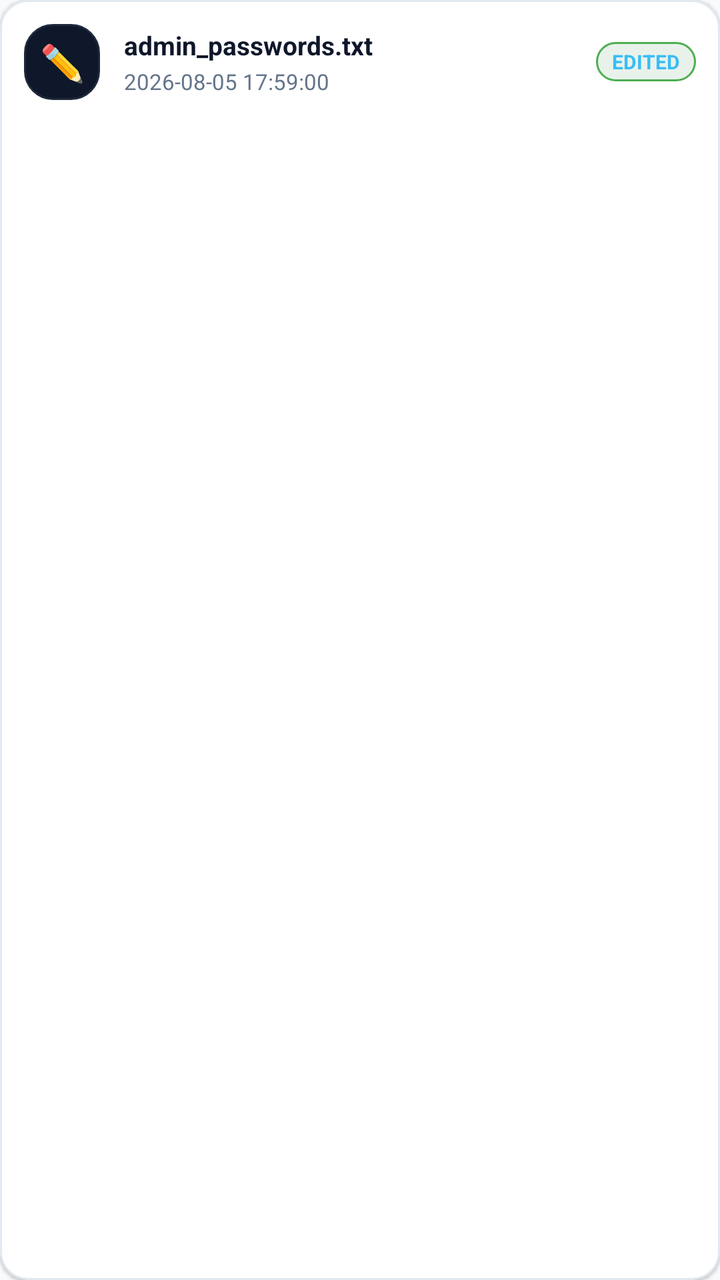
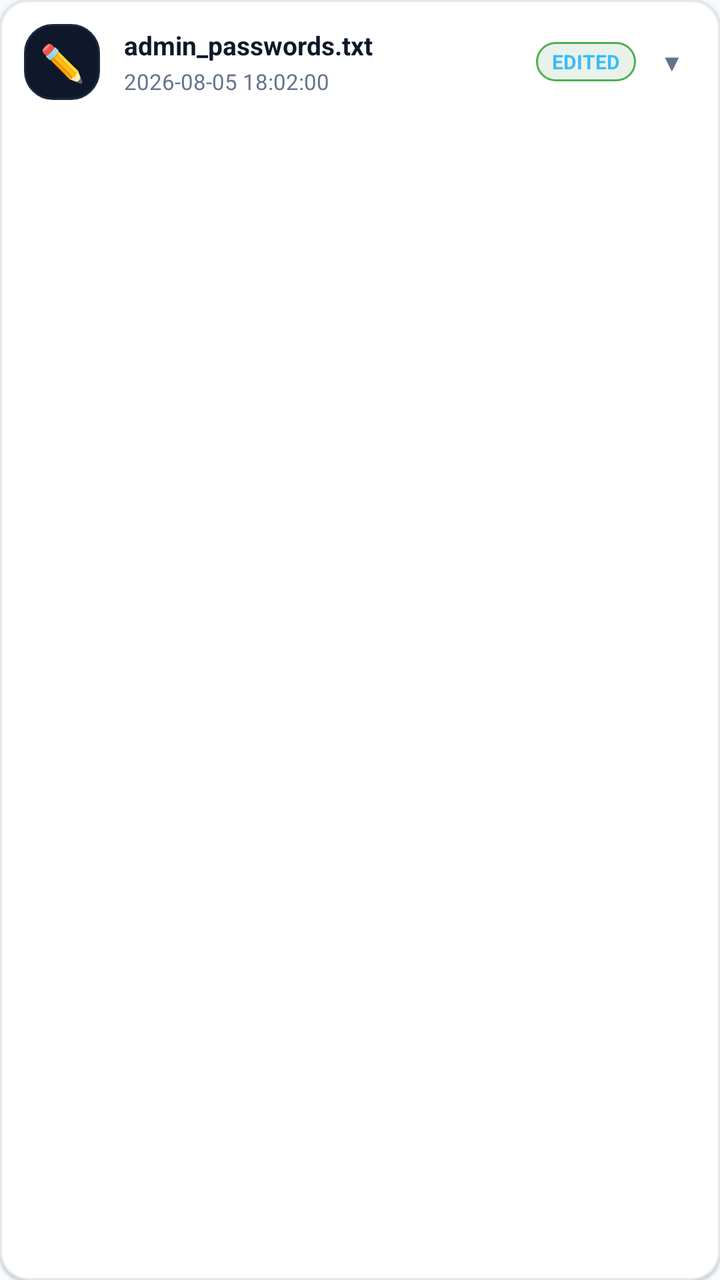

Screens rendered from an Android XML layout before and after an edit, with the pre-edit source and the edit as a unified diff.
<!-- AndroidManifest.xml: application theme Theme.HoneyfileSecurity -->
<!-- res/layout/item_directory_log.xml -->
<?xml version="1.0" encoding="utf-8"?>
<com.google.android.material.card.MaterialCardView xmlns:android="http://schemas.android.com/apk/res/android"
    xmlns:app="http://schemas.android.com/apk/res-auto"
    android:layout_width="match_parent"
    android:layout_height="wrap_content"
    android:layout_marginHorizontal="4dp"
    android:layout_marginVertical="4dp"
    app:cardBackgroundColor="?attr/appCardColor"
    app:cardCornerRadius="14dp"
    app:cardElevation="1dp"
    app:strokeColor="?attr/appCardStrokeColor"
    app:strokeWidth="1dp">

    <LinearLayout
        android:layout_width="match_parent"
        android:layout_height="wrap_content"
        android:orientation="horizontal"
        android:padding="12dp"
        android:gravity="center_vertical">

        
        <TextView
            android:id="@+id/tvCategoryIcon"
            android:layout_width="38dp"
            android:layout_height="38dp"
            android:text="✏️"
            android:textSize="18sp"
            android:gravity="center"
            android:background="@drawable/card_live_feed_bg" />

        <LinearLayout
            android:layout_width="0dp"
            android:layout_height="wrap_content"
            android:layout_weight="1"
            android:orientation="vertical"
            android:layout_marginStart="12dp">

            <TextView
                android:id="@+id/tvDirectoryFileName"
                android:layout_width="match_parent"
                android:layout_height="wrap_content"
                android:text="admin_passwords.txt"
                android:textColor="?attr/appTextColorPrimary"
                android:textSize="13sp"
                android:textStyle="bold"
                android:ellipsize="middle"
                android:singleLine="true" />

            <TextView
                android:id="@+id/tvDirectoryLogTime"
                android:layout_width="match_parent"
                android:layout_height="wrap_content"
                android:text="2026-08-05 17:59:00"
                android:textColor="?attr/appTextColorSecondary"
                android:textSize="11sp"
                android:layout_marginTop="2dp" />

        </LinearLayout>

        <TextView
            android:id="@+id/tvDirectoryEventType"
            android:layout_width="wrap_content"
            android:layout_height="wrap_content"
            android:text="EDITED"
            android:textColor="@color/primary_accent"
            android:textSize="10sp"
            android:textStyle="bold"
            android:paddingHorizontal="8dp"
            android:paddingVertical="3dp"
            android:background="@drawable/badge_rounded_green" />

    </LinearLayout>

</com.google.android.material.card.MaterialCardView>
<!-- resources referenced by this layout -->
<resources>
  <color name="primary_accent">#38BDF8</color>
  <!-- drawable badge_rounded_green (drawable) -->
  <?xml version="1.0" encoding="utf-8"?>
  <shape xmlns:android="http://schemas.android.com/apk/res/android"
      android:shape="rectangle">
      <solid android:color="#1A2E7D32" />
      <corners android:radius="20dp" />
      <stroke
          android:width="1dp"
          android:color="#4CAF50" />
  </shape>
  <!-- drawable card_live_feed_bg (drawable) -->
  <?xml version="1.0" encoding="utf-8"?>
  <shape xmlns:android="http://schemas.android.com/apk/res/android"
      android:shape="rectangle">
      <solid android:color="#0F172A" />
      <corners android:radius="14dp" />
      <stroke
          android:width="1dp"
          android:color="#1E293B" />
  </shape>
  <style name="Theme.HoneyfileSecurity" parent="Theme.Material3.DayNight.NoActionBar">
          <item name="colorPrimary">@color/primary_accent_light</item>
          <item name="colorOnPrimary">@color/white</item>
          <item name="colorSecondary">@color/teal_700</item>
          <item name="android:statusBarColor">@color/light_bg</item>
          <item name="android:windowBackground">@color/light_bg</item>
  
          
          <item name="appBackgroundColor">@color/light_bg</item>
          <item name="appCardColor">@color/light_card_bg</item>
          <item name="appCardStrokeColor">@color/light_card_stroke</item>
          <item name="appTextColorPrimary">@color/light_text_primary</item>
          <item name="appTextColorSecondary">@color/light_text_secondary</item>
      </style>
  <color name="primary_accent_light">#0284C7</color>
  <color name="white">#FFFFFFFF</color>
  <color name="teal_700">#FF018786</color>
  <color name="light_bg">#F8FAFC</color>
  <color name="light_card_bg">#FFFFFF</color>
  <color name="light_card_stroke">#E2E8F0</color>
  <color name="light_text_primary">#0F172A</color>
  <color name="light_text_secondary">#64748B</color>
</resources>

<!-- the commit's change to res/layout/item_directory_log.xml (unified diff, before → after) -->
@@ -14,60 +14,124 @@
     <LinearLayout
         android:layout_width="match_parent"
         android:layout_height="wrap_content"
-        android:orientation="horizontal"
-        android:padding="12dp"
-        android:gravity="center_vertical">
+        android:orientation="vertical">
 
         
-        <TextView
-            android:id="@+id/tvCategoryIcon"
-            android:layout_width="38dp"
-            android:layout_height="38dp"
-            android:text="✏️"
-            android:textSize="18sp"
-            android:gravity="center"
-            android:background="@drawable/card_live_feed_bg" />
+        <LinearLayout
+            android:id="@+id/llHeader"
+            android:layout_width="match_parent"
+            android:layout_height="wrap_content"
+            android:orientation="horizontal"
+            android:padding="12dp"
+            android:gravity="center_vertical">
 
-        <LinearLayout
-            android:layout_width="0dp"
-            android:layout_height="wrap_content"
-            android:layout_weight="1"
-            android:orientation="vertical"
-            android:layout_marginStart="12dp">
+            
+            <TextView
+                android:id="@+id/tvCategoryIcon"
+                android:layout_width="38dp"
+                android:layout_height="38dp"
+                android:text="✏️"
+                android:textSize="18sp"
+                android:gravity="center"
+                android:background="@drawable/card_live_feed_bg" />
+
+            <LinearLayout
+                android:layout_width="0dp"
+                android:layout_height="wrap_content"
+                android:layout_weight="1"
+                android:orientation="vertical"
+                android:layout_marginStart="12dp">
+
+                <TextView
+                    android:id="@+id/tvDirectoryFileName"
+                    android:layout_width="match_parent"
+                    android:layout_height="wrap_content"
+                    android:text="admin_passwords.txt"
+                    android:textColor="?attr/appTextColorPrimary"
+                    android:textSize="13sp"
+                    android:textStyle="bold"
+                    android:ellipsize="middle"
+                    android:singleLine="true" />
+
+                <TextView
+                    android:id="@+id/tvDirectoryLogTime"
+                    android:layout_width="match_parent"
+                    android:layout_height="wrap_content"
+                    android:text="2026-08-05 18:02:00"
+                    android:textColor="?attr/appTextColorSecondary"
+                    android:textSize="11sp"
+                    android:layout_marginTop="2dp" />
+
+            </LinearLayout>
 
             <TextView
-                android:id="@+id/tvDirectoryFileName"
-                android:layout_width="match_parent"
+                android:id="@+id/tvDirectoryEventType"
+                android:layout_width="wrap_content"
                 android:layout_height="wrap_content"
-                android:text="admin_passwords.txt"
-                android:textColor="?attr/appTextColorPrimary"
-                android:textSize="13sp"
+                android:text="EDITED"
+                android:textColor="@color/primary_accent"
+                android:textSize="10sp"
                 android:textStyle="bold"
-                android:ellipsize="middle"
-                android:singleLine="true" />
+                android:paddingHorizontal="8dp"
+                android:paddingVertical="3dp"
+                android:background="@drawable/badge_rounded_green" />
 
             <TextView
-                android:id="@+id/tvDirectoryLogTime"
-                android:layout_width="match_parent"
-                android:layout_height="wrap_content"
-                android:text="2026-08-05 17:59:00"
+                android:id="@+id/tvExpandArrow"
+                android:layout_width="24dp"
+                android:layout_height="24dp"
+                android:layout_marginStart="6dp"
+                android:text="▼"
                 android:textColor="?attr/appTextColorSecondary"
-                android:textSize="11sp"
-                android:layout_marginTop="2dp" />
+                android:textSize="12sp"
+                android:gravity="center" />
 
         </LinearLayout>
 
-        <TextView
-            android:id="@+id/tvDirectoryEventType"
-            android:layout_width="wrap_content"
+        
+        <LinearLayout
+            android:id="@+id/llDetailsContainer"
+            android:layout_width="match_parent"
             android:layout_height="wrap_content"
-            android:text="EDITED"
-            android:textColor="@color/primary_accent"
-            android:textSize="10sp"
-            android:textStyle="bold"
-            android:paddingHorizontal="8dp"
-            android:paddingVertical="3dp"
-            android:background="@drawable/badge_rounded_green" />
+            android:orientation="vertical"
+            android:paddingHorizontal="14dp"
+            android:paddingBottom="14dp"
+            android:visibility="gone">
+
+            <View
+                android:layout_width="match_parent"
+                android:layout_height="1dp"
+                android:background="?attr/appCardStrokeColor"
+                android:layout_marginBottom="10dp" />
+
+            <TextView
+                android:layout_width="wrap_content"
+                android:layout_height="wrap_content"
+                android:text="📝 EXACT FILE CHANGE DETAILS:"
+                android:textColor="?attr/appTextColorSecondary"
+                android:textSize="10sp"
+                android:textStyle="bold" />
+
+            <TextView
+                android:id="@+id/tvChangeDetails"
+                android:layout_width="match_parent"
+                android:layout_height="wrap_content"
+                android:text="File 'admin_passwords.txt' modified. Content size changed."
+                android:textColor="?attr/appTextColorPrimary"
+                android:textSize="12sp"
+                android:layout_marginTop="4dp" />
+
+            <TextView
+                android:id="@+id/tvSecurityNote"
+                android:layout_width="match_parent"
+                android:layout_height="wrap_content"
+                android:text="🛡️ Monitored by Honeyfile Endpoint Protection"
+                android:textColor="@color/primary_accent"
+                android:textSize="11sp"
+                android:textStyle="bold"
+                android:layout_marginTop="6dp" />
+
+        </LinearLayout>
 
     </LinearLayout>
 
